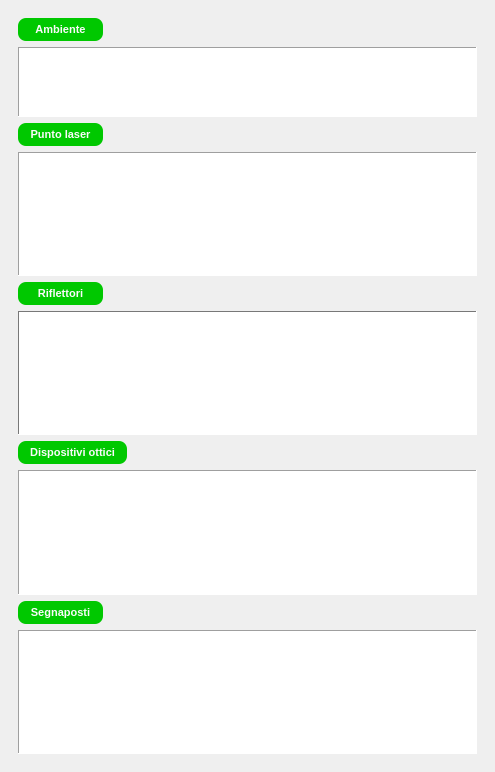
Old version of the form reflectorsqlist.ui in the repository crocodile119/Laser-Studio.
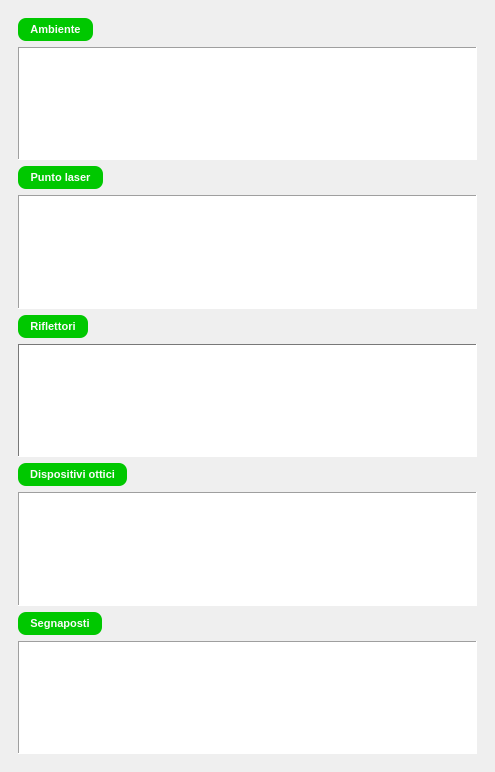
New version of the form.

Commit message: to set double value in composite controls scientific notation class used

Patch:
```diff
--- a/reflectorsqlist.ui
+++ b/reflectorsqlist.ui
@@ -45,7 +45,7 @@
    <string>Elementi grafici</string>
   </property>
   <widget class="QWidget" name="dockWidgetContents">
-   <layout class="QGridLayout" name="gridLayout_2">
+   <layout class="QGridLayout" name="gridLayout">
     <item row="0" column="0">
      <widget class="QScrollArea" name="scrollArea">
       <property name="frameShape">
@@ -62,13 +62,17 @@
         <rect>
          <x>0</x>
          <y>0</y>
-         <width>473</width>
-         <height>720</height>
+         <width>477</width>
+         <height>726</height>
         </rect>
        </property>
-       <layout class="QGridLayout" name="gridLayout">
-        <item row="6" column="0" colspan="2">
-         <widget class="QLabel" name="label_3">
+       <layout class="QGridLayout" name="gridLayout_2">
+        <item row="0" column="0">
+         <layout class="QVBoxLayout" name="verticalLayout">
+          <item>
+           <layout class="QHBoxLayout" name="horizontalLayout">
+            <item>
+             <widget class="QLabel" name="label_4">
           <property name="font">
            <font>
             <pointsize>8</pointsize>
@@ -87,15 +91,36 @@
 QLabel {margin-right: 10px}</string>
           </property>
           <property name="text">
-           <string>Dispositivi ottici</string>
+               <string>Ambiente</string>
           </property>
           <property name="alignment">
            <set>Qt::AlignCenter</set>
           </property>
          </widget>
         </item>
-        <item row="7" column="0" colspan="3">
-         <widget class="QListView" name="binocularListView">
+            <item>
+             <spacer name="horizontalSpacer">
+              <property name="orientation">
+               <enum>Qt::Horizontal</enum>
+              </property>
+              <property name="sizeHint" stdset="0">
+               <size>
+                <width>204</width>
+                <height>23</height>
+               </size>
+              </property>
+             </spacer>
+            </item>
+           </layout>
+          </item>
+          <item>
+           <widget class="QListView" name="environmentListView">
+            <property name="maximumSize">
+             <size>
+              <width>16777215</width>
+              <height>16777215</height>
+             </size>
+            </property>
           <property name="font">
            <font>
             <family>Arial</family>
@@ -104,24 +129,199 @@
             <bold>true</bold>
            </font>
           </property>
+            <property name="autoFillBackground">
+             <bool>true</bool>
+            </property>
           <property name="styleSheet">
            <string notr="true"/>
           </property>
           <property name="frameShape">
            <enum>QFrame::Panel</enum>
           </property>
+            <property name="dragEnabled">
+             <bool>true</bool>
+            </property>
+            <property name="alternatingRowColors">
+             <bool>true</bool>
+            </property>
+            <property name="selectionBehavior">
+             <enum>QAbstractItemView::SelectItems</enum>
+            </property>
           <property name="iconSize">
            <size>
             <width>40</width>
             <height>40</height>
            </size>
           </property>
+            <property name="textElideMode">
+             <enum>Qt::ElideRight</enum>
+            </property>
+            <property name="isWrapping" stdset="0">
+             <bool>false</bool>
+            </property>
           <property name="spacing">
            <number>5</number>
           </property>
-         </widget>
-        </item>
-        <item row="5" column="0" colspan="3">
+            <property name="viewMode">
+             <enum>QListView::ListMode</enum>
+            </property>
+            <property name="modelColumn">
+             <number>0</number>
+            </property>
+           </widget>
+          </item>
+          <item>
+           <layout class="QHBoxLayout" name="horizontalLayout_2">
+            <item>
+             <widget class="QLabel" name="label">
+              <property name="font">
+               <font>
+                <pointsize>8</pointsize>
+                <weight>75</weight>
+                <bold>true</bold>
+               </font>
+              </property>
+              <property name="styleSheet">
+               <string notr="true">QLabel {background-color: #00c800}
+QLabel {color: #fafafa}
+QLabel {border: 0px solid grey}
+QLabel {border-radius: 8px}
+QLabel {padding: 5px}
+QLabel {padding-left: 12px}
+QLabel {padding-right: 12px}
+QLabel {margin-right: 10px}</string>
+              </property>
+              <property name="text">
+               <string>Punto laser</string>
+              </property>
+              <property name="alignment">
+               <set>Qt::AlignCenter</set>
+              </property>
+             </widget>
+            </item>
+            <item>
+             <spacer name="horizontalSpacer_4">
+              <property name="orientation">
+               <enum>Qt::Horizontal</enum>
+              </property>
+              <property name="sizeHint" stdset="0">
+               <size>
+                <width>176</width>
+                <height>20</height>
+               </size>
+              </property>
+             </spacer>
+            </item>
+           </layout>
+          </item>
+          <item>
+           <widget class="QListView" name="laserListView">
+            <property name="maximumSize">
+             <size>
+              <width>16777215</width>
+              <height>16777215</height>
+             </size>
+            </property>
+            <property name="font">
+             <font>
+              <family>Arial</family>
+              <pointsize>8</pointsize>
+              <weight>75</weight>
+              <bold>true</bold>
+             </font>
+            </property>
+            <property name="autoFillBackground">
+             <bool>false</bool>
+            </property>
+            <property name="styleSheet">
+             <string notr="true"/>
+            </property>
+            <property name="frameShape">
+             <enum>QFrame::Panel</enum>
+            </property>
+            <property name="verticalScrollBarPolicy">
+             <enum>Qt::ScrollBarAsNeeded</enum>
+            </property>
+            <property name="horizontalScrollBarPolicy">
+             <enum>Qt::ScrollBarAsNeeded</enum>
+            </property>
+            <property name="dragEnabled">
+             <bool>false</bool>
+            </property>
+            <property name="alternatingRowColors">
+             <bool>false</bool>
+            </property>
+            <property name="selectionBehavior">
+             <enum>QAbstractItemView::SelectItems</enum>
+            </property>
+            <property name="iconSize">
+             <size>
+              <width>40</width>
+              <height>40</height>
+             </size>
+            </property>
+            <property name="textElideMode">
+             <enum>Qt::ElideRight</enum>
+            </property>
+            <property name="isWrapping" stdset="0">
+             <bool>false</bool>
+            </property>
+            <property name="spacing">
+             <number>5</number>
+            </property>
+            <property name="viewMode">
+             <enum>QListView::ListMode</enum>
+            </property>
+            <property name="modelColumn">
+             <number>0</number>
+            </property>
+           </widget>
+          </item>
+          <item>
+           <layout class="QHBoxLayout" name="horizontalLayout_3">
+            <item>
+             <widget class="QLabel" name="label_2">
+              <property name="font">
+               <font>
+                <pointsize>8</pointsize>
+                <weight>75</weight>
+                <bold>true</bold>
+               </font>
+              </property>
+              <property name="styleSheet">
+               <string notr="true">QLabel {background-color: #00c800}
+QLabel {color: #fafafa}
+QLabel {border: 0px solid grey}
+QLabel {border-radius: 8px}
+QLabel {padding: 5px}
+QLabel {padding-left: 12px}
+QLabel {padding-right: 12px}
+QLabel {margin-right: 10px}</string>
+              </property>
+              <property name="text">
+               <string>Riflettori</string>
+              </property>
+              <property name="alignment">
+               <set>Qt::AlignCenter</set>
+              </property>
+             </widget>
+            </item>
+            <item>
+             <spacer name="horizontalSpacer_2">
+              <property name="orientation">
+               <enum>Qt::Horizontal</enum>
+              </property>
+              <property name="sizeHint" stdset="0">
+               <size>
+                <width>158</width>
+                <height>20</height>
+               </size>
+              </property>
+             </spacer>
+            </item>
+           </layout>
+          </item>
+          <item>
          <widget class="QListView" name="listView">
           <property name="palette">
            <palette>
@@ -650,8 +850,10 @@
           </property>
          </widget>
         </item>
-        <item row="0" column="0">
-         <widget class="QLabel" name="label_4">
+          <item>
+           <layout class="QHBoxLayout" name="horizontalLayout_4">
+            <item>
+             <widget class="QLabel" name="label_3">
           <property name="font">
            <font>
             <pointsize>8</pointsize>
@@ -670,121 +872,14 @@
 QLabel {margin-right: 10px}</string>
           </property>
           <property name="text">
-           <string>Ambiente</string>
+               <string>Dispositivi ottici</string>
           </property>
           <property name="alignment">
            <set>Qt::AlignCenter</set>
           </property>
          </widget>
         </item>
-        <item row="4" column="2">
-         <spacer name="horizontalSpacer_2">
-          <property name="orientation">
-           <enum>Qt::Horizontal</enum>
-          </property>
-          <property name="sizeHint" stdset="0">
-           <size>
-            <width>176</width>
-            <height>20</height>
-           </size>
-          </property>
-         </spacer>
-        </item>
-        <item row="8" column="2">
-         <spacer name="horizontalSpacer_5">
-          <property name="orientation">
-           <enum>Qt::Horizontal</enum>
-          </property>
-          <property name="sizeHint" stdset="0">
-           <size>
-            <width>40</width>
-            <height>20</height>
-           </size>
-          </property>
-         </spacer>
-        </item>
-        <item row="9" column="0" colspan="3">
-         <widget class="QListView" name="inspectorListView">
-          <property name="font">
-           <font>
-            <family>Arial</family>
-            <pointsize>8</pointsize>
-            <weight>75</weight>
-            <bold>true</bold>
-           </font>
-          </property>
-          <property name="styleSheet">
-           <string notr="true"/>
-          </property>
-          <property name="frameShape">
-           <enum>QFrame::Panel</enum>
-          </property>
-          <property name="iconSize">
-           <size>
-            <width>40</width>
-            <height>40</height>
-           </size>
-          </property>
-          <property name="spacing">
-           <number>5</number>
-          </property>
-         </widget>
-        </item>
-        <item row="8" column="0">
-         <widget class="QLabel" name="inspectorsLabel">
-          <property name="font">
-           <font>
-            <pointsize>8</pointsize>
-            <weight>75</weight>
-            <bold>true</bold>
-           </font>
-          </property>
-          <property name="styleSheet">
-           <string notr="true">QLabel {background-color: #00c800}
-QLabel {color: #fafafa}
-QLabel {border: 0px solid grey}
-QLabel {border-radius: 8px}
-QLabel {padding: 5px}
-QLabel {padding-left: 12px}
-QLabel {padding-right: 12px}
-QLabel {margin-right: 10px}</string>
-          </property>
-          <property name="text">
-           <string>Segnaposti</string>
-          </property>
-          <property name="alignment">
-           <set>Qt::AlignCenter</set>
-          </property>
-         </widget>
-        </item>
-        <item row="4" column="0">
-         <widget class="QLabel" name="label_2">
-          <property name="font">
-           <font>
-            <pointsize>8</pointsize>
-            <weight>75</weight>
-            <bold>true</bold>
-           </font>
-          </property>
-          <property name="styleSheet">
-           <string notr="true">QLabel {background-color: #00c800}
-QLabel {color: #fafafa}
-QLabel {border: 0px solid grey}
-QLabel {border-radius: 8px}
-QLabel {padding: 5px}
-QLabel {padding-left: 12px}
-QLabel {padding-right: 12px}
-QLabel {margin-right: 10px}</string>
-          </property>
-          <property name="text">
-           <string>Riflettori</string>
-          </property>
-          <property name="alignment">
-           <set>Qt::AlignCenter</set>
-          </property>
-         </widget>
-        </item>
-        <item row="6" column="2">
+            <item>
          <spacer name="horizontalSpacer_3">
           <property name="orientation">
            <enum>Qt::Horizontal</enum>
@@ -797,14 +892,10 @@
           </property>
          </spacer>
         </item>
-        <item row="1" column="0" colspan="3">
-         <widget class="QListView" name="environmentListView">
-          <property name="maximumSize">
-           <size>
-            <width>16777215</width>
-            <height>90</height>
-           </size>
-          </property>
+           </layout>
+          </item>
+          <item>
+           <widget class="QListView" name="binocularListView">
           <property name="font">
            <font>
             <family>Arial</family>
@@ -813,62 +904,27 @@
             <bold>true</bold>
            </font>
           </property>
-          <property name="autoFillBackground">
-           <bool>true</bool>
-          </property>
           <property name="styleSheet">
            <string notr="true"/>
           </property>
           <property name="frameShape">
            <enum>QFrame::Panel</enum>
           </property>
-          <property name="dragEnabled">
-           <bool>true</bool>
-          </property>
-          <property name="alternatingRowColors">
-           <bool>true</bool>
-          </property>
-          <property name="selectionBehavior">
-           <enum>QAbstractItemView::SelectItems</enum>
-          </property>
           <property name="iconSize">
            <size>
             <width>40</width>
             <height>40</height>
            </size>
           </property>
-          <property name="textElideMode">
-           <enum>Qt::ElideRight</enum>
-          </property>
-          <property name="isWrapping" stdset="0">
-           <bool>false</bool>
-          </property>
           <property name="spacing">
            <number>5</number>
           </property>
-          <property name="viewMode">
-           <enum>QListView::ListMode</enum>
-          </property>
-          <property name="modelColumn">
-           <number>0</number>
-          </property>
-         </widget>
-        </item>
-        <item row="2" column="2">
-         <spacer name="horizontalSpacer_4">
-          <property name="orientation">
-           <enum>Qt::Horizontal</enum>
-          </property>
-          <property name="sizeHint" stdset="0">
-           <size>
-            <width>176</width>
-            <height>20</height>
-           </size>
-          </property>
-         </spacer>
-        </item>
-        <item row="2" column="0">
-         <widget class="QLabel" name="label">
+           </widget>
+          </item>
+          <item>
+           <layout class="QHBoxLayout" name="horizontalLayout_5">
+            <item>
+             <widget class="QLabel" name="inspectorsLabel">
           <property name="font">
            <font>
             <pointsize>8</pointsize>
@@ -887,34 +943,30 @@
 QLabel {margin-right: 10px}</string>
           </property>
           <property name="text">
-           <string>Punto laser</string>
+               <string>Segnaposti</string>
           </property>
           <property name="alignment">
            <set>Qt::AlignCenter</set>
           </property>
          </widget>
         </item>
-        <item row="0" column="1" colspan="2">
-         <spacer name="horizontalSpacer">
+            <item>
+             <spacer name="horizontalSpacer_5">
           <property name="orientation">
            <enum>Qt::Horizontal</enum>
           </property>
           <property name="sizeHint" stdset="0">
            <size>
-            <width>204</width>
-            <height>23</height>
+                <width>40</width>
+                <height>20</height>
            </size>
           </property>
          </spacer>
         </item>
-        <item row="3" column="0" colspan="3">
-         <widget class="QListView" name="laserListView">
-          <property name="maximumSize">
-           <size>
-            <width>16777215</width>
-            <height>16777215</height>
-           </size>
-          </property>
+           </layout>
+          </item>
+          <item>
+           <widget class="QListView" name="inspectorListView">
           <property name="font">
            <font>
             <family>Arial</family>
@@ -923,52 +975,24 @@
             <bold>true</bold>
            </font>
           </property>
-          <property name="autoFillBackground">
-           <bool>false</bool>
-          </property>
           <property name="styleSheet">
            <string notr="true"/>
           </property>
           <property name="frameShape">
            <enum>QFrame::Panel</enum>
           </property>
-          <property name="verticalScrollBarPolicy">
-           <enum>Qt::ScrollBarAsNeeded</enum>
-          </property>
-          <property name="horizontalScrollBarPolicy">
-           <enum>Qt::ScrollBarAsNeeded</enum>
-          </property>
-          <property name="dragEnabled">
-           <bool>false</bool>
-          </property>
-          <property name="alternatingRowColors">
-           <bool>false</bool>
-          </property>
-          <property name="selectionBehavior">
-           <enum>QAbstractItemView::SelectItems</enum>
-          </property>
           <property name="iconSize">
            <size>
             <width>40</width>
             <height>40</height>
            </size>
           </property>
-          <property name="textElideMode">
-           <enum>Qt::ElideRight</enum>
-          </property>
-          <property name="isWrapping" stdset="0">
-           <bool>false</bool>
-          </property>
           <property name="spacing">
            <number>5</number>
           </property>
-          <property name="viewMode">
-           <enum>QListView::ListMode</enum>
-          </property>
-          <property name="modelColumn">
-           <number>0</number>
-          </property>
-         </widget>
+           </widget>
+          </item>
+         </layout>
         </item>
        </layout>
       </widget>
```
Lines whose indentation alone changed are shown as unchanged. The commit also changes 2 other files.
